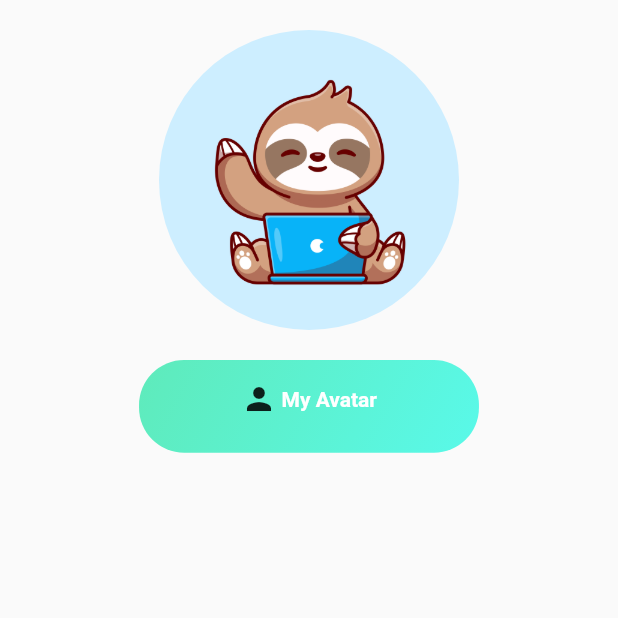
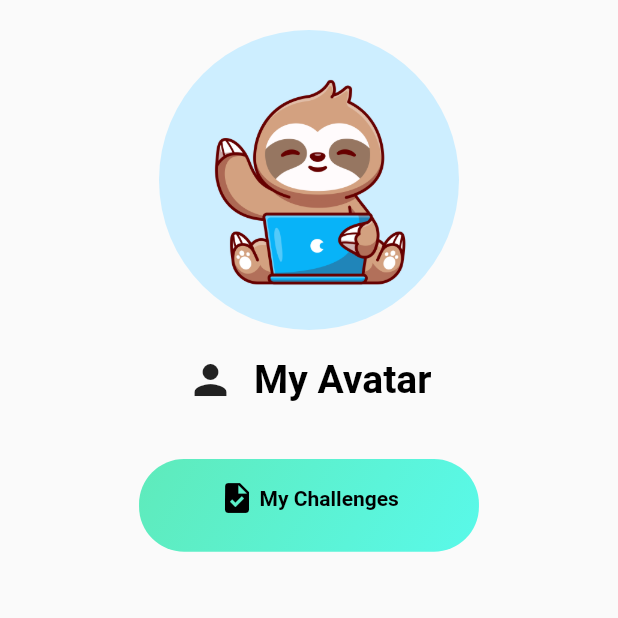
Before and after one commit to TUMorrowOfYesterday/OSM-Issues, a Flutter app: the Profile screen opened directly, on a phone screen of 412 x 824 dp, the top half of it. Run offline on Flutter 3.47's test engine with Material 2 defaults, Android fonts, the phone set to English and light mode, and no system bars; our stand-ins replace flutter_map, geolocator, latlong2, shared_preferences, simple_gradient_text; accounts and stored records are empty.

Commit message:
challenge

```diff
--- a/app/lib/main.dart
+++ b/app/lib/main.dart
@@ -49,7 +49,7 @@ class _MyAppState extends State<MyApp> {
         primarySwatch: Colors.blue,
       ),
       // uid == null
-      home: (1 == 1) ? StartPage() : Homepage(),
+      home: (1 == 1) ? StartPage() : MyHomePage(),
     );
   }
 }
--- a/app/lib/profile.dart
+++ b/app/lib/profile.dart
@@ -1,3 +1,4 @@
+import 'package:app/Challenge/currentchallenge.dart';
 import 'package:app/placeholderpage.dart';
 import 'package:app/main.dart';
 import 'package:flutter/cupertino.dart';
@@ -52,9 +53,37 @@ class _ProfileState extends State<Profile> {
                               width: 200,
                               image: AssetImage('assets/avatar/sloth.jpg'))),
                     ),
+                    Row(
+                      mainAxisAlignment: MainAxisAlignment.center,
+                      children: [
+                        Container(
+                          width: 30.0,
+                          child: const Icon(
+                            Icons.person,
+                            size: 32,
+                          ),
+                        ),
+                        const SizedBox(
+                          width: 15,
+                        ),
+                        const Padding(
+                          padding: EdgeInsets.symmetric(vertical: 18.0),
+                          child: Text(
+                            'My Avatar',
+                            style: TextStyle(
+                                fontSize: 26,
+                                fontWeight: FontWeight.w600,
+                                color: Colors.black),
+                          ),
+                        ),
+                      ],
+                    ),
                     const SizedBox(height: 20),
                     InkWell(
-                      onTap: () => {},
+                      onTap: () => Navigator.of(context).push(
+                        MaterialPageRoute(
+                            builder: (context) => CurrentChallegene()),
+                      ),
                       child: Container(
                         height: MediaQuery.of(context).size.width * 0.15,
                         width: MediaQuery.of(context).size.width * 0.55,
@@ -73,7 +102,8 @@ class _ProfileState extends State<Profile> {
                               children: [
                                 Container(
                                   width: 12.0,
-                                  child: const Icon(Icons.person),
+                                  child: const Icon(Icons.task,
+                                      color: Colors.black),
                                 ),
                                 const SizedBox(
                                   width: 15,
@@ -81,11 +111,11 @@ class _ProfileState extends State<Profile> {
                                 const Padding(
                                   padding: EdgeInsets.symmetric(vertical: 18.0),
                                   child: Text(
-                                    'My Avatar',
+                                    'My Challenges',
                                     style: TextStyle(
                                         fontSize: 14,
                                         fontWeight: FontWeight.w600,
-                                        color: Colors.white),
+                                        color: Colors.black),
                                   ),
                                 ),
                               ],
```
Also changed, not shown: app/lib/Challenge/currentchallenge.dart (added, +79 -0 lines), app/lib/login_process/loginpage.dart (+36 -14 lines).
